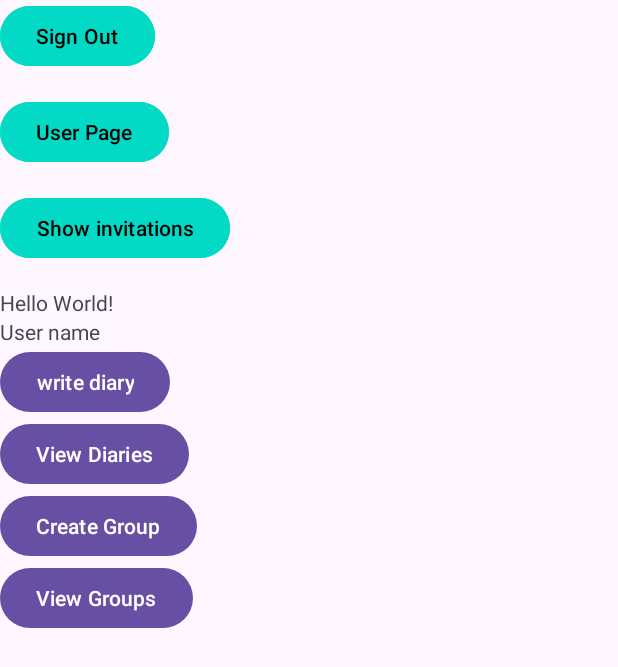
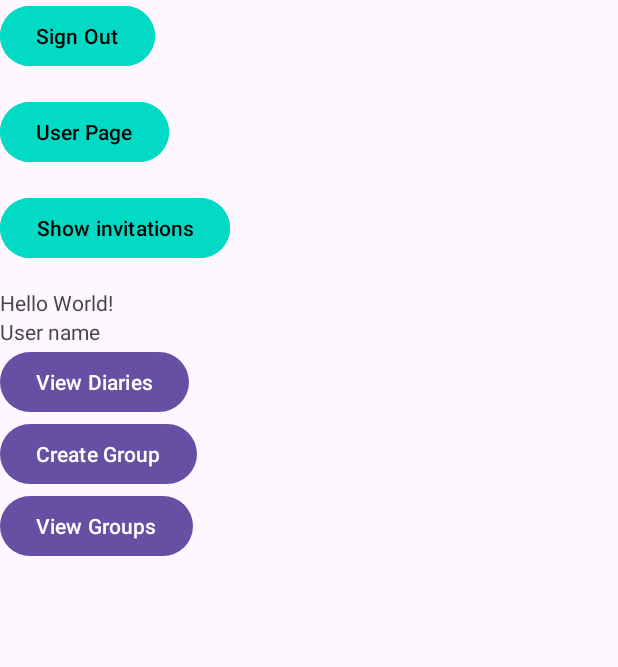
Before and after one commit to Heejae-L/DaMoYeo, an Android app: the screen it shows after launch once a user with an empty profile is signed in (MainActivity), on a phone screen of 412 x 824 dp. Shown: the top 667 px of the screen. Run offline under Robolectric (Android 15) with nearby library versions, the phone set to English and light mode, and no system bars; our stand-ins replace Firebase (no records; nobody signed in at launch, a user with empty details on screens opened directly).

```diff
--- a/app/src/main/java/android/org/firebasetest/MainActivity.java
+++ b/app/src/main/java/android/org/firebasetest/MainActivity.java
@@ -55,7 +55,6 @@ public class MainActivity extends AppCompatActivity {
         findViewById(R.id.sign_out_button).setOnClickListener(v -> signOut());
         findViewById(R.id.createGroup).setOnClickListener(v -> startActivity(new Intent(MainActivity.this, CreateGroupActivity.class)));
         findViewById(R.id.viewGroups).setOnClickListener(v -> startActivity(new Intent(MainActivity.this, ViewGroupActivity.class)));
-        findViewById(R.id.writeDiary).setOnClickListener(v -> startActivity(new Intent(MainActivity.this, WriteDiaryActivity.class)));
         findViewById(R.id.user_page_button).setOnClickListener(v -> {
             Intent intent = new Intent(MainActivity.this, UserActivity.class);
             intent.putExtra("userId", userId);
--- a/app/src/main/java/android/org/firebasetest/ViewDiariesActivity.java
+++ b/app/src/main/java/android/org/firebasetest/ViewDiariesActivity.java
@@ -52,5 +52,6 @@ public class ViewDiariesActivity extends AppCompatActivity {
                 Toast.makeText(ViewDiariesActivity.this, "Failed to load diaries.", Toast.LENGTH_SHORT).show();
             }
         });
+        findViewById(R.id.writeDiary).setOnClickListener(v -> startActivity(new Intent(ViewDiariesActivity.this, WriteDiaryActivity.class)));
     }
 }
--- a/app/src/main/res/layout/activity_main.xml
+++ b/app/src/main/res/layout/activity_main.xml
@@ -52,13 +52,6 @@
         app:layout_constraintTop_toTopOf="parent" />
 
     <Button
-        android:id="@+id/writeDiary"
-        android:layout_width="wrap_content"
-        android:layout_height="wrap_content"
-        android:text="write diary"
-        android:layout_centerInParent="true" />
-
-    <Button
         android:id="@+id/viewDiariesButton"
         android:layout_width="wrap_content"
         android:layout_height="wrap_content"
```
Also changed, not shown: app/src/main/res/layout/activity_view_diaries.xml (+19 -2 lines).
